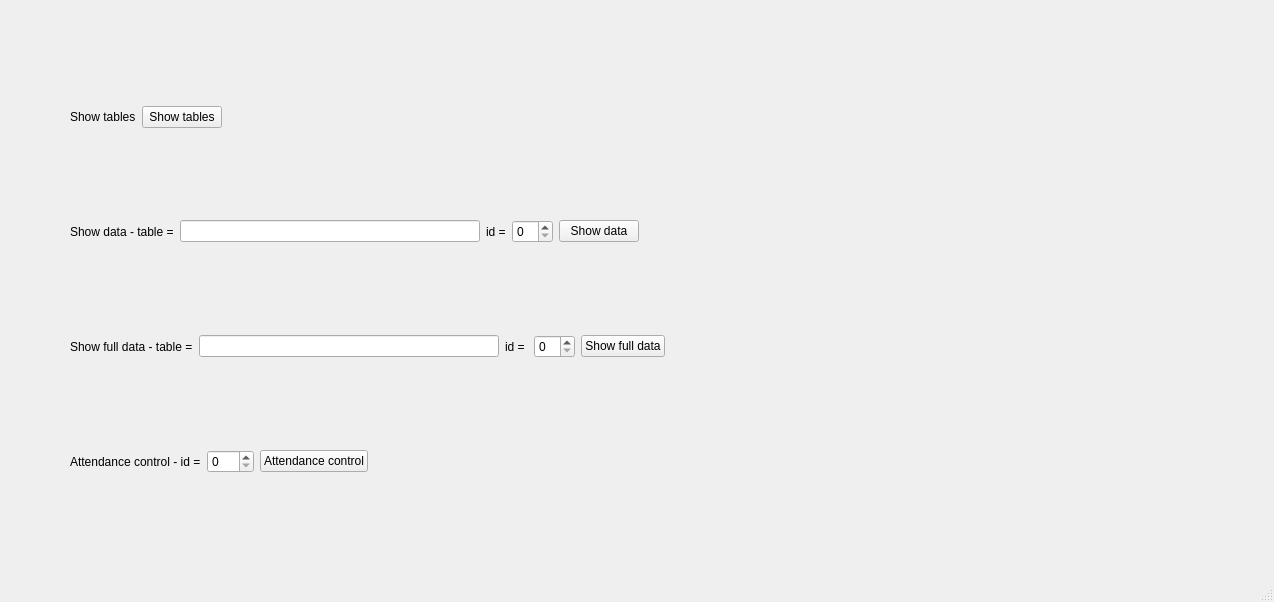
First picture: the form in mainwindow.ui, repository andysyr/lab7-8, before the edit.
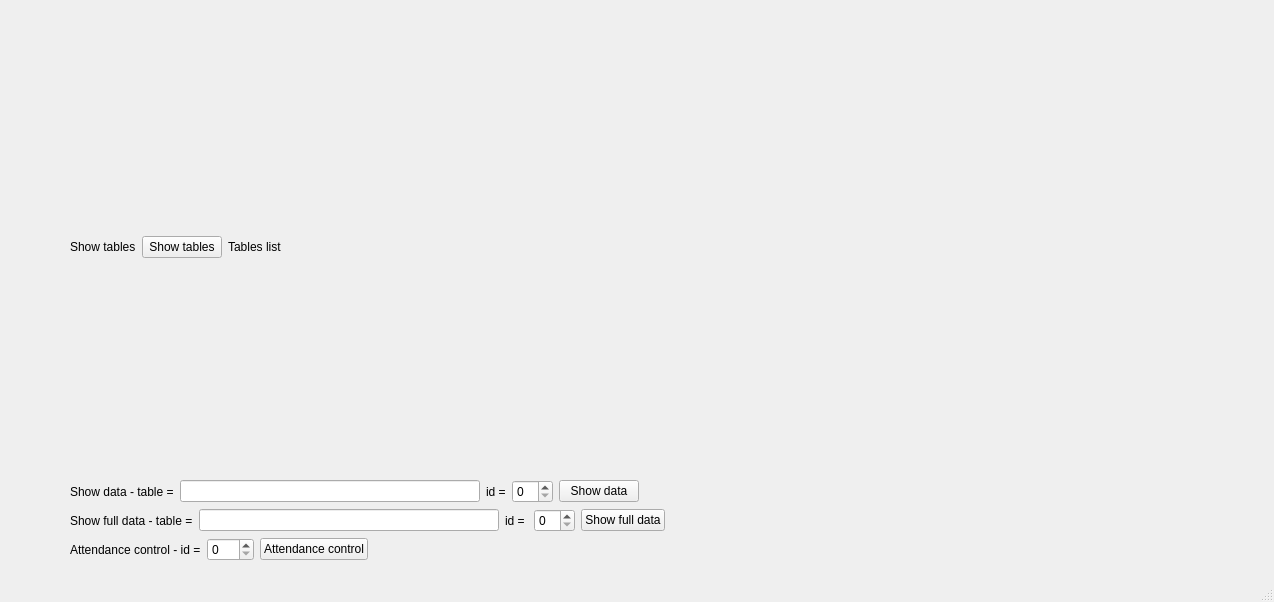
Second picture: the form after the edit.

The edit to the form file:
```diff
--- a/mainwindow.ui
+++ b/mainwindow.ui
@@ -40,6 +40,13 @@
          </property>
         </widget>
        </item>
+       <item>
+        <widget class="QLabel" name="label_8">
+         <property name="text">
+          <string>Tables list</string>
+         </property>
+        </widget>
+       </item>
        <item>
         <spacer name="horizontalSpacer">
          <property name="orientation">
```
Left out of the diff: 2 changed lines with no effect on the pictures.
